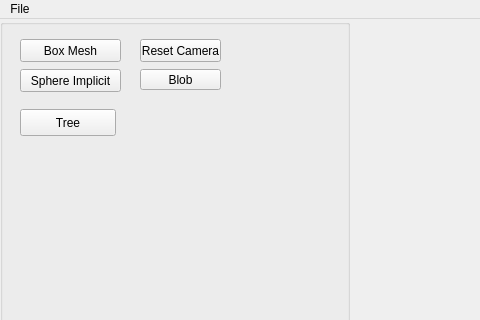
The window that AppTinyMesh/UI/interface.ui (Slyphero/TinyMesh_Fork) describes before a commit, drawn with Qt 5; both pictures show x 0 to 480 and y 0 to 320 of the 1200 by 1000 pixel window.
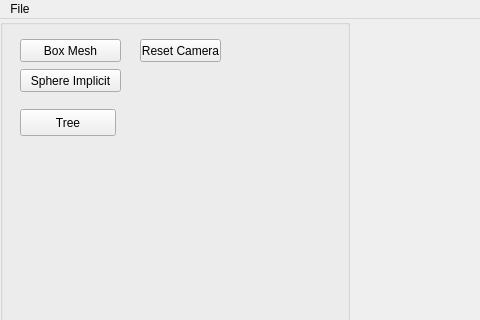
The same window after the commit.

The edit to the form file:
```diff
--- a/AppTinyMesh/UI/interface.ui
+++ b/AppTinyMesh/UI/interface.ui
@@ -132,19 +132,6 @@
         <bool>false</bool>
        </property>
       </widget>
-      <widget class="QPushButton" name="blob">
-       <property name="geometry">
-        <rect>
-         <x>140</x>
-         <y>50</y>
-         <width>81</width>
-         <height>21</height>
-        </rect>
-       </property>
-       <property name="text">
-        <string>Blob</string>
-       </property>
-      </widget>
       <widget class="QPushButton" name="tree">
        <property name="geometry">
         <rect>
```
Left out of the diff: 2 changed lines with no effect on the pictures.
